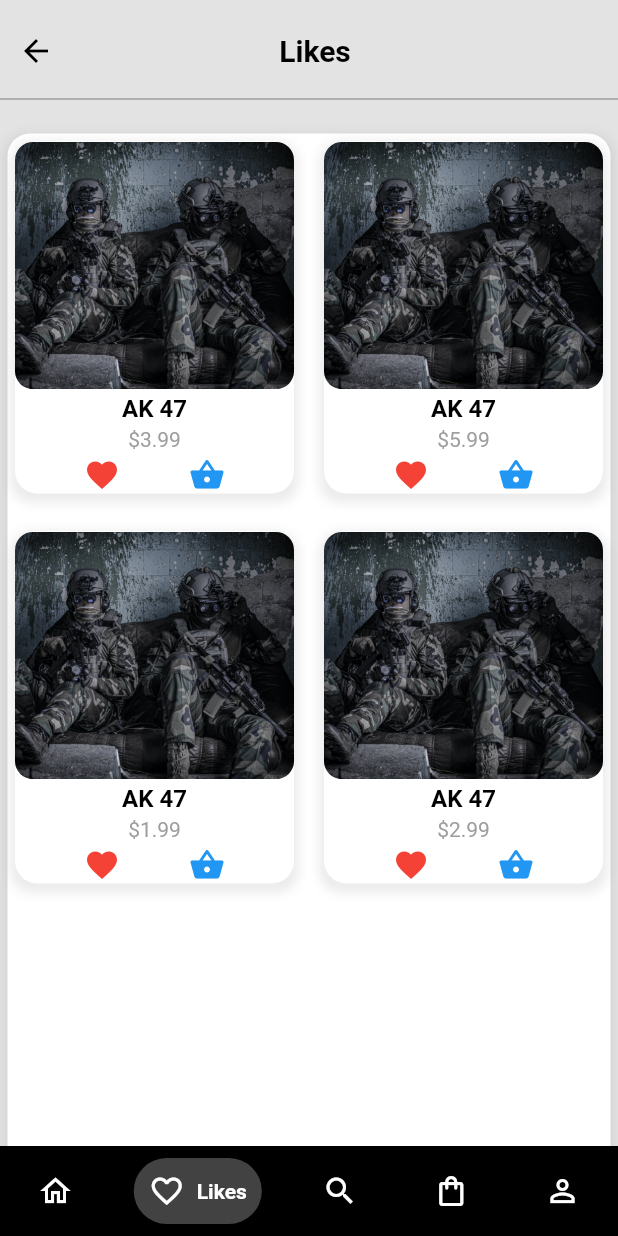
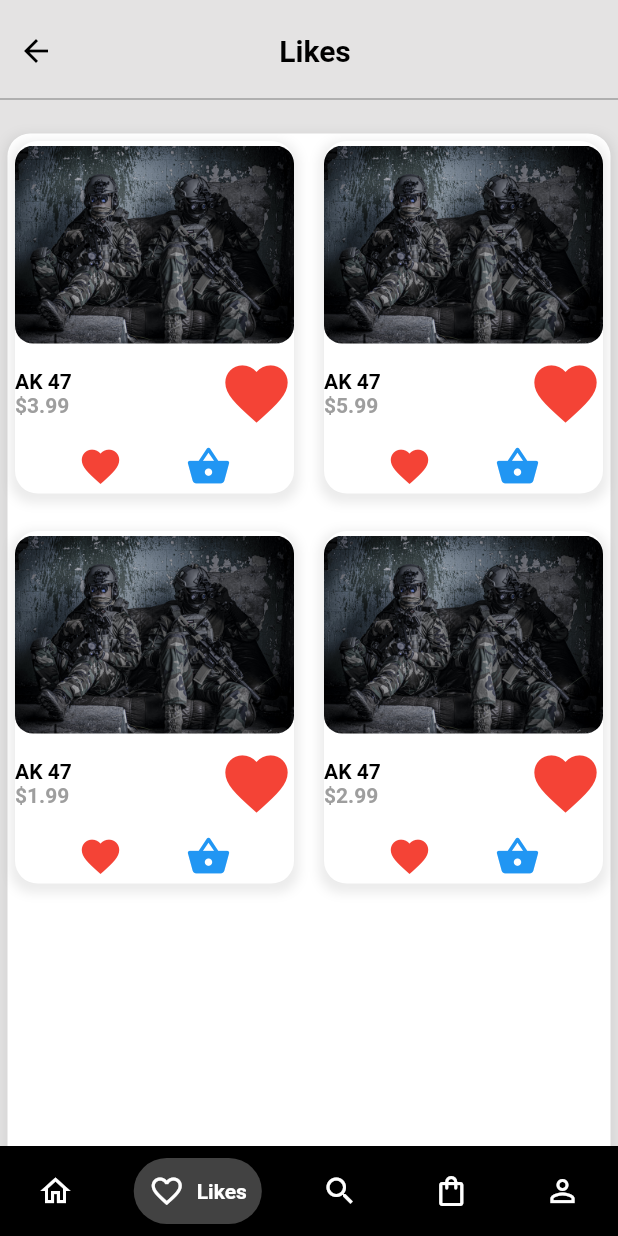
Before and after one commit to Marosko123/armyshop_mobile_frontend, a Flutter app: the PrimaryPage screen opened by its route, item 2 of the bottom bar chosen, on a phone screen of 412 x 824 dp. Run offline on Flutter 3.47's test engine with Material 2 defaults, Android fonts, the phone set to English and light mode, and no system bars; drawn by our look-alikes of google_nav_bar; our stand-ins replace expandable, google_fonts, grouped_list, image_picker; network calls fail.

Commit message:
liked list changes

```diff
--- a/lib/screens/user_liked_list.dart
+++ b/lib/screens/user_liked_list.dart
@@ -39,14 +39,14 @@ class UserLikedListState extends State<UserLikedList> {
               mainAxisSpacing: 15.0,
               childAspectRatio: 0.8,
               children: <Widget>[
-                _buildCard('AK 47', '\$3.99',
-                    'assets/images/army-bg1.jpg', context),
-                _buildCard('AK 47', '\$5.99',
-                    'assets/images/army-bg1.jpg', context),
-                _buildCard('AK 47', '\$1.99',
-                    'assets/images/army-bg1.jpg', context),
-                _buildCard('AK 47', '\$2.99',
-                    'assets/images/army-bg1.jpg', context)
+                _buildCard(
+                    'AK 47', '\$3.99', 'assets/images/army-bg1.jpg', context),
+                _buildCard(
+                    'AK 47', '\$5.99', 'assets/images/army-bg1.jpg', context),
+                _buildCard(
+                    'AK 47', '\$1.99', 'assets/images/army-bg1.jpg', context),
+                _buildCard(
+                    'AK 47', '\$2.99', 'assets/images/army-bg1.jpg', context)
               ],
             ),
           ),
@@ -58,8 +58,20 @@ class UserLikedListState extends State<UserLikedList> {
 
   Widget _buildCard(
       String name, String price, String image, BuildContext context) {
+    // set the height of the card
+    double deviceWidth = MediaQuery.of(context).size.width;
+    double cardHeight;
+    if (deviceWidth < 600) {
+      cardHeight = MediaQuery.of(context).size.height * 0.16;
+    } else if (deviceWidth < 1000) {
+      cardHeight = MediaQuery.of(context).size.height * 0.24;
+    } else {
+      cardHeight = MediaQuery.of(context).size.height * 0.40;
+    }
+
     return Padding(
-      padding: EdgeInsets.only(top: 5.0, bottom: 5.0, left: 5.0, right: 5.0),
+      padding:
+          const EdgeInsets.only(top: 5.0, bottom: 5.0, left: 5.0, right: 5.0),
       child: InkWell(
         onTap: () {},
         child: Container(
@@ -70,7 +82,7 @@ class UserLikedListState extends State<UserLikedList> {
                 color: Colors.grey.withOpacity(0.2),
                 spreadRadius: 3,
                 blurRadius: 5,
-                offset: Offset(0, 3), // changes position of shadow
+                offset: const Offset(0, 3), // changes position of shadow
               ),
             ],
             color: Colors.white,
@@ -79,7 +91,7 @@ class UserLikedListState extends State<UserLikedList> {
             mainAxisAlignment: MainAxisAlignment.spaceEvenly,
             children: <Widget>[
               Container(
-                height: MediaQuery.of(context).size.height * 0.20,
+                height: cardHeight,
                 width: double.infinity,
                 child: Hero(
                   tag: image,
@@ -96,34 +108,59 @@ class UserLikedListState extends State<UserLikedList> {
                   ),
                 ),
               ),
-              SizedBox(height: 2.0),
+              const SizedBox(height: 2.0),
+              Row(
+                mainAxisAlignment:
+                    MainAxisAlignment.spaceBetween, // Space between columns
+                crossAxisAlignment:
+                    CrossAxisAlignment.center, // Center vertically
+                children: [
+                  Column(
+                    crossAxisAlignment: CrossAxisAlignment.start,
+                    children: [
                       Text(
                         name,
-                style: TextStyle(
+                        style: const TextStyle(
                           color: Colors.black,
+                          fontSize: 14.0,
                           fontWeight: FontWeight.bold,
-                  fontSize: 16.0,
                         ),
                       ),
-              SizedBox(height: 2.0),
                       Text(
                         price,
-                style: TextStyle(
+                        style: const TextStyle(
                           color: Colors.grey,
                           fontSize: 14.0,
+                          fontWeight: FontWeight.bold,
                         ),
                       ),
-              SizedBox(height: 2.0),
+                    ],
+                  ),
+                  SizedBox(width: 10), // Add some space between columns
+                  Column(
+                    children: [
+                      Icon(
+                        Icons.favorite,
+                        color: Colors.red,
+                        size: 50,
+                      ),
+                    ],
+                  ),
+                ],
+              ),
+              const SizedBox(height: 2.0),
               Row(
                 mainAxisAlignment: MainAxisAlignment.spaceEvenly,
                 children: [
                   Icon(
                     Icons.favorite,
                     color: Colors.red,
+                    size: 30,
                   ),
                   Icon(
                     Icons.shopping_basket,
                     color: Theme.of(context).primaryColor,
+                    size: 30,
                   ),
                 ],
               )
```
Also changed, not shown: 1 other file. Lines whose indentation alone changed are shown as unchanged.
